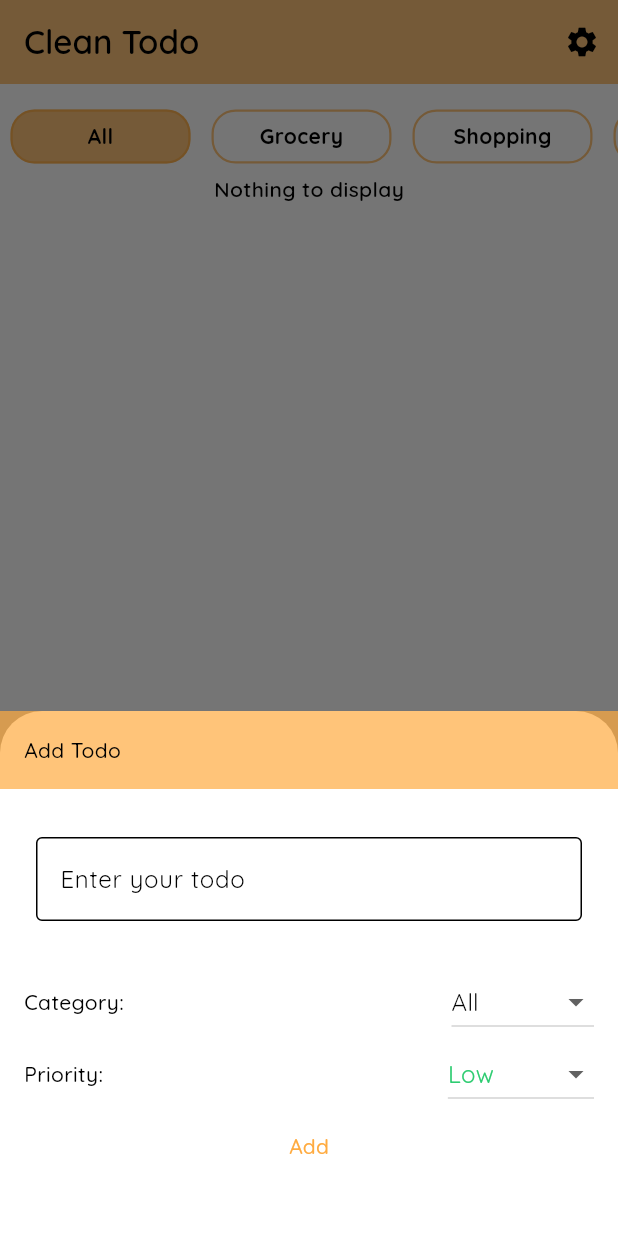
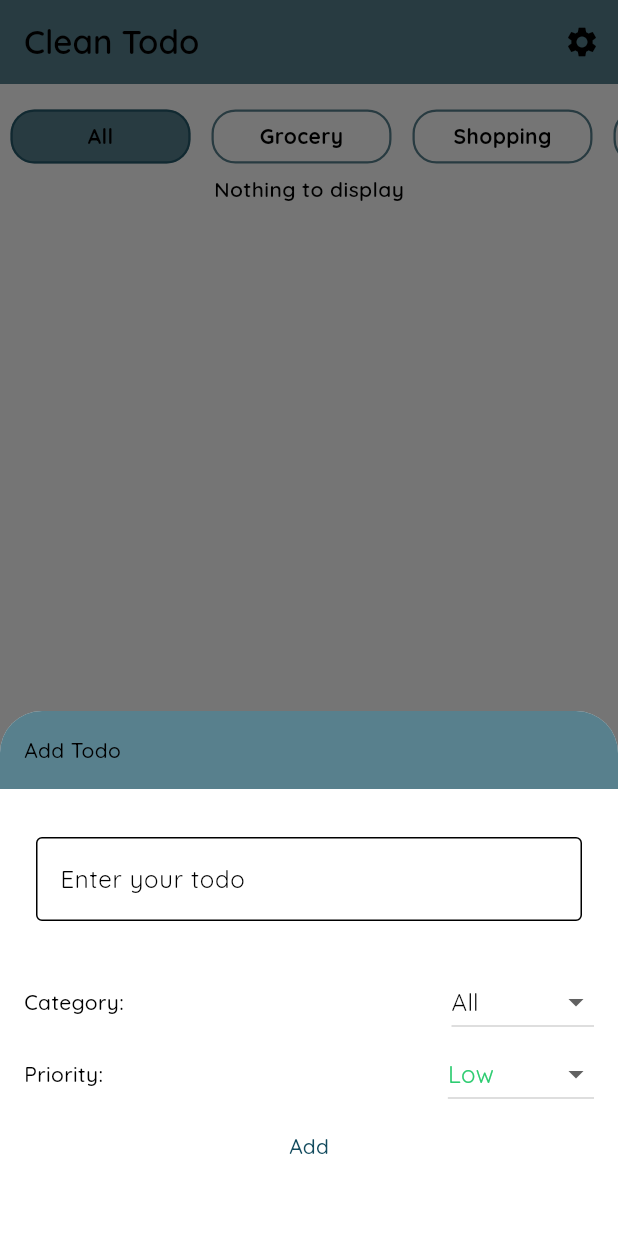
Before and after one commit to whosjorge23/todo_clean_solid, a Flutter app: the screen it shows after launch, after a tap on the "add" icon, on a phone screen of 412 x 824 dp. Run offline on Flutter 3.47's test engine with Material 3 defaults, Android fonts, the phone set to English and light mode, and no system bars; our stand-ins replace bloc, flutter_bloc, flutter_swipe_action_cell, freezed_annotation, gap, get_it and 3 more.

Commit message:
fix color app, and bottomsheet rounded border

```diff
--- a/lib/features/todo_list/todo_list_screen.dart
+++ b/lib/features/todo_list/todo_list_screen.dart
@@ -198,12 +198,18 @@ class TodoListScreen extends StatelessWidget {
             children: [
               Container(
                 width: double.maxFinite,
+                decoration: BoxDecoration(
+                  color: Theme.of(context).colorScheme.primary.withOpacity(0.7),
+                  borderRadius: BorderRadius.only(
+                    topLeft: Radius.circular(28),
+                    topRight: Radius.circular(28),
+                  ),
+                ),
                 padding: const EdgeInsets.only(
                   left: 16,
                   top: 16,
                   bottom: 16,
                 ),
-                color: Theme.of(context).colorScheme.primary.withOpacity(0.7),
                 child: Text(
                   "Add Todo",
                   style: appTextStyle.getQuicksand(MyFontWeight.medium),
@@ -330,13 +336,19 @@ class TodoListScreen extends StatelessWidget {
           child: Column(
             children: [
               Container(
+                decoration: BoxDecoration(
+                  color: Theme.of(context).colorScheme.primary.withOpacity(0.7),
+                  borderRadius: BorderRadius.only(
+                    topLeft: Radius.circular(28),
+                    topRight: Radius.circular(28),
+                  ),
+                ),
                 width: double.maxFinite,
                 padding: const EdgeInsets.only(
                   left: 16,
                   top: 16,
                   bottom: 16,
                 ),
-                color: Theme.of(context).colorScheme.primary.withOpacity(0.7),
                 child: Text(
                   "Edit Todo",
                   style: appTextStyle.getQuicksand(MyFontWeight.medium),
--- a/lib/main.dart
+++ b/lib/main.dart
@@ -29,12 +29,12 @@ class MyApp extends StatelessWidget {
           title: 'Flutter Demo',
           theme: ThemeData(
             brightness: Brightness.light,
-            colorScheme: const ColorScheme.light(primary: Colors.orangeAccent),
+            colorScheme: const ColorScheme.light(primary: Color(0xff114A5D)),
             useMaterial3: true,
           ),
           darkTheme: ThemeData(
             brightness: Brightness.dark,
-            colorScheme: const ColorScheme.dark(primary: Colors.blue),
+            colorScheme: const ColorScheme.dark(primary: Color(0xff294a6e)),
             useMaterial3: true,
           ),
           themeMode: state.themeMode,
```
